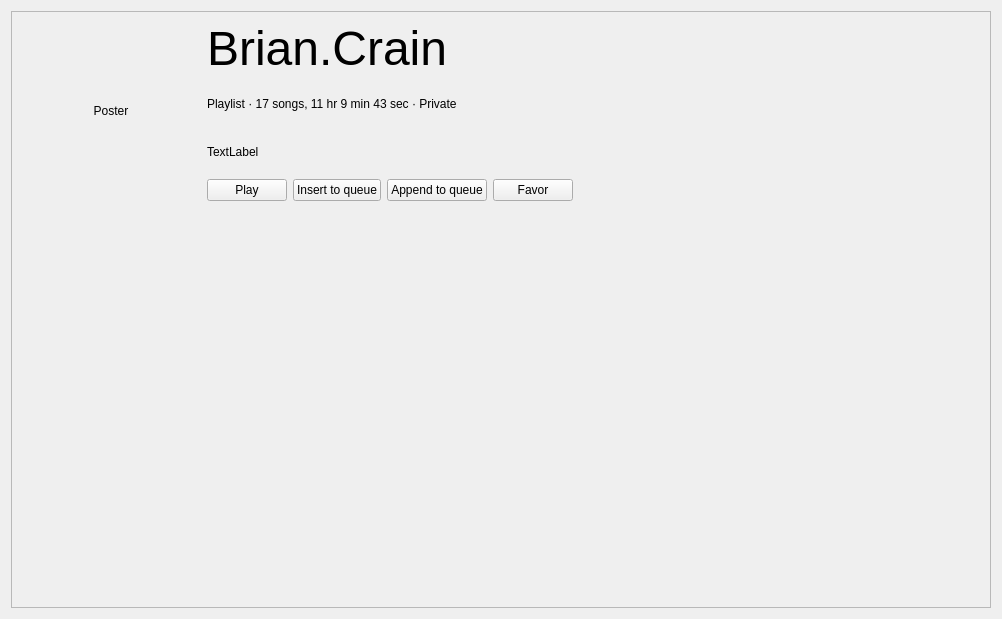
First picture: the form in pages/artistinfopage.ui, repository tux0529/naviPlayer, before the edit.
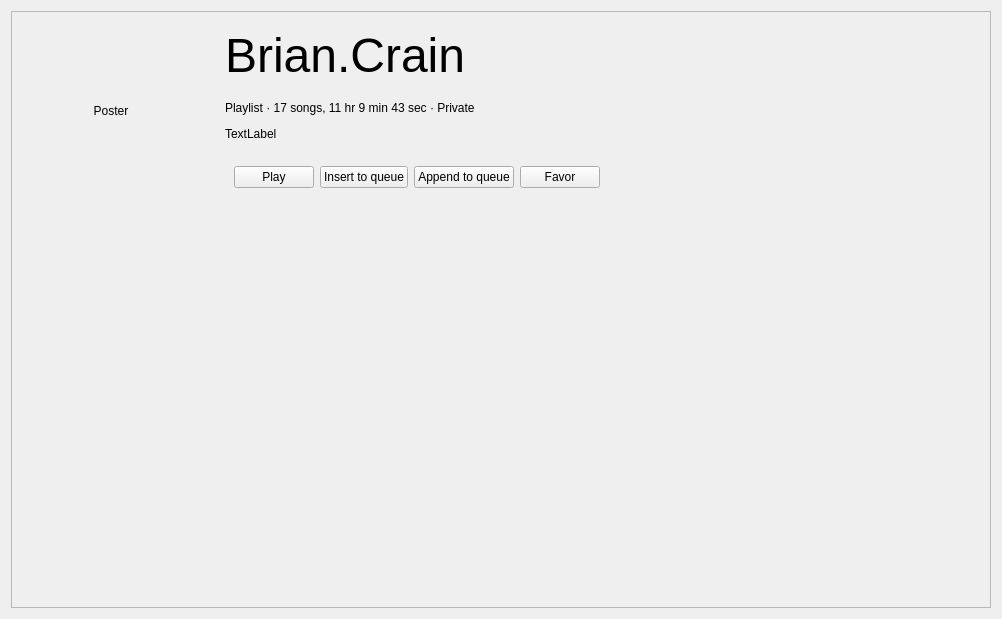
Second picture: the form after the edit. Custom widgets are drawn as their Qt base class.

```diff
--- a/pages/artistinfopage.ui
+++ b/pages/artistinfopage.ui
@@ -10,6 +10,11 @@
     <height>619</height>
    </rect>
   </property>
+  <property name="font">
+   <font>
+    <family>.AppleSystemUIFont</family>
+   </font>
+  </property>
   <property name="windowTitle">
    <string>Form</string>
   </property>
@@ -28,7 +33,13 @@
         <height>593</height>
        </rect>
       </property>
-      <layout class="QGridLayout" name="gridLayout_2">
+      <layout class="QGridLayout" name="gridLayout_2" rowstretch="1,0,0,0,0,10">
+       <property name="horizontalSpacing">
+        <number>24</number>
+       </property>
+       <property name="verticalSpacing">
+        <number>12</number>
+       </property>
        <item row="0" column="0" rowspan="4">
         <widget class="QLabel" name="posterLabel">
          <property name="minimumSize">
@@ -71,7 +82,37 @@
          </property>
         </widget>
        </item>
+       <item row="4" column="0" colspan="2">
+        <widget class="CardListWidget" name="albumCardList" native="true">
+         <property name="minimumSize">
+          <size>
+           <width>0</width>
+           <height>268</height>
+          </size>
+         </property>
+        </widget>
+       </item>
+       <item row="5" column="1">
+        <spacer name="verticalSpacer">
+         <property name="orientation">
+          <enum>Qt::Vertical</enum>
+         </property>
+         <property name="sizeHint" stdset="0">
+          <size>
+           <width>20</width>
+           <height>98</height>
+          </size>
+         </property>
+        </spacer>
+       </item>
        <item row="3" column="1">
+        <widget class="QWidget" name="" native="true">
+         <property name="minimumSize">
+          <size>
+           <width>0</width>
+           <height>48</height>
+          </size>
+         </property>
         <layout class="QHBoxLayout" name="horizontalLayout">
          <item>
           <widget class="QPushButton" name="playButton">
@@ -118,15 +159,6 @@
           </spacer>
          </item>
         </layout>
-       </item>
-       <item row="4" column="0" colspan="2">
-        <widget class="CardListWidget" name="albumCardList" native="true">
-         <property name="minimumSize">
-          <size>
-           <width>0</width>
-           <height>268</height>
-          </size>
-         </property>
         </widget>
        </item>
        <item row="5" column="1">
```
Left out of the diff: 13 changed lines with no effect on the pictures. Lines whose indentation alone changed are shown as unchanged.
